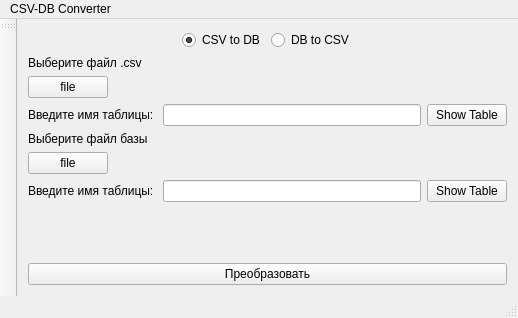
The window that mainwindow.ui (evrrn/DbCsvConverter) describes before a commit, drawn with Qt 5.
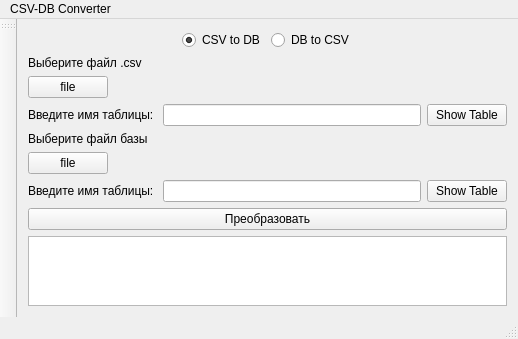
The same window after the commit.

Patch:
```diff
--- a/mainwindow.ui
+++ b/mainwindow.ui
@@ -219,6 +219,9 @@
       </property>
      </widget>
     </item>
+    <item>
+     <widget class="QTableView" name="tableView"/>
+    </item>
    </layout>
   </widget>
   <widget class="QMenuBar" name="menuBar">
```
